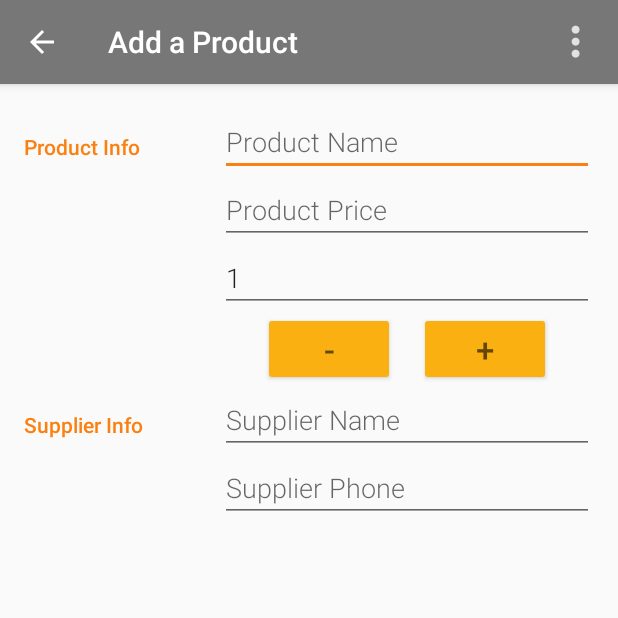
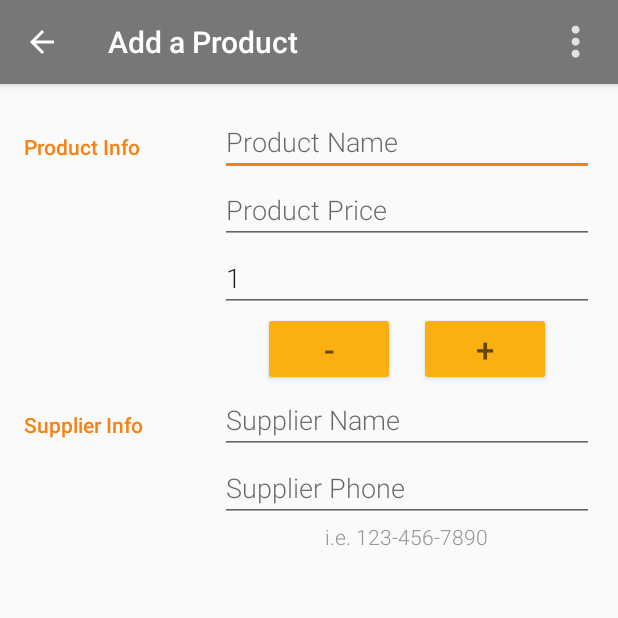
Before and after one commit to yahirRendon/InventoryApp3, an Android app: the EditorActivity screen opened directly, with no data from a screen before it, on a phone screen of 412 x 824 dp, the top half of it. Run offline under Robolectric (Android 15) with nearby library versions, the phone set to English and light mode, and no system bars.

Commit message:
Improved phone format validation prior to saving

```diff
--- a/app/src/main/res/layout/activity_editor.xml
+++ b/app/src/main/res/layout/activity_editor.xml
@@ -24,7 +24,8 @@
             android:layout_height="wrap_content"
             android:layout_weight="2"
             android:orientation="vertical"
-            android:paddingLeft="@dimen/small">
+            android:paddingLeft="@dimen/small"
+            android:paddingStart="@dimen/small">
 
             <!-- Name field -->
             <EditText
@@ -61,7 +62,7 @@
                     android:layout_height="wrap_content"
                     android:layout_marginHorizontal="@dimen/medium"
                     android:backgroundTint="@color/colorPrimary"
-                    android:fontFamily="sans-serif-medium"
+                    android:fontFamily="@string/default_font_medium"
                     android:hint="-"
                     android:onClick="decrement"
                     android:textColor="@color/editorColorPrimaryDark"
@@ -74,7 +75,7 @@
                     android:layout_height="wrap_content"
                     android:layout_marginHorizontal="@dimen/medium"
                     android:backgroundTint="@color/colorPrimary"
-                    android:fontFamily="sans-serif-medium"
+                    android:fontFamily="@string/default_font_medium"
                     android:hint="+"
                     android:onClick="increment"
                     android:textColor="@color/editorColorPrimaryDark"
@@ -103,7 +104,8 @@
             android:layout_height="wrap_content"
             android:layout_weight="2"
             android:orientation="vertical"
-            android:paddingLeft="@dimen/small">
+            android:paddingLeft="@dimen/small"
+            android:paddingStart="@dimen/small">
 
             <!-- Supplier name field -->
             <EditText
@@ -117,7 +119,18 @@
                 android:id="@+id/edit_supplier_phone"
                 style="@style/EditorFieldStyle"
                 android:hint="@string/hint_supplier_phone"
-                android:inputType="number" />
+                android:inputType="phone" />
+
+            <!-- Supplier phone format text -->
+            <TextView
+                android:id="@+id/phone_format_text"
+                android:layout_width="wrap_content"
+                android:layout_height="wrap_content"
+                android:layout_gravity="center"
+                android:fontFamily="@string/default_font"
+                android:text="i.e. 123-456-7890"
+                android:textColor="@color/editorColorPrimaryLight"
+                />
 
             <!--Call supplier button-->
             <Button
@@ -126,7 +139,7 @@
                 android:layout_height="wrap_content"
                 android:layout_margin="@dimen/large"
                 android:backgroundTint="@color/colorAlternate"
-                android:fontFamily="sans-serif-medium"
+                android:fontFamily="@string/default_font_medium"
                 android:hint="@string/hint_call_supplier_text"
                 android:textColor="@color/editorColorPrimaryDark" />
 
--- a/app/src/main/res/values/colors.xml
+++ b/app/src/main/res/values/colors.xml
@@ -17,4 +17,7 @@
     <!-- Primary dark color for the editor -->
     <color name="editorColorPrimaryDark">#000000</color>
 
+    <!-- Primary light color for the editor -->
+    <color name="editorColorPrimaryLight">#969696</color>
+
 </resources>
--- a/app/src/main/res/values/strings.xml
+++ b/app/src/main/res/values/strings.xml
@@ -136,4 +136,7 @@
     <!--Font family medium value [CHAR LIMIT=20] -->
     <string name="default_font_medium">sans-serif-medium</string>
 
+    <!--Toast for valid phone format input [CHAR LIMIT=20] -->
+    <string name="toast_phone_format_invalid">Please format phone as:\n123-456-7891</string>
+
 </resources>
```
Also changed, not shown: app/src/main/java/com/example/android/inventoryapp3/EditorActivity.java (+27 -6 lines).
